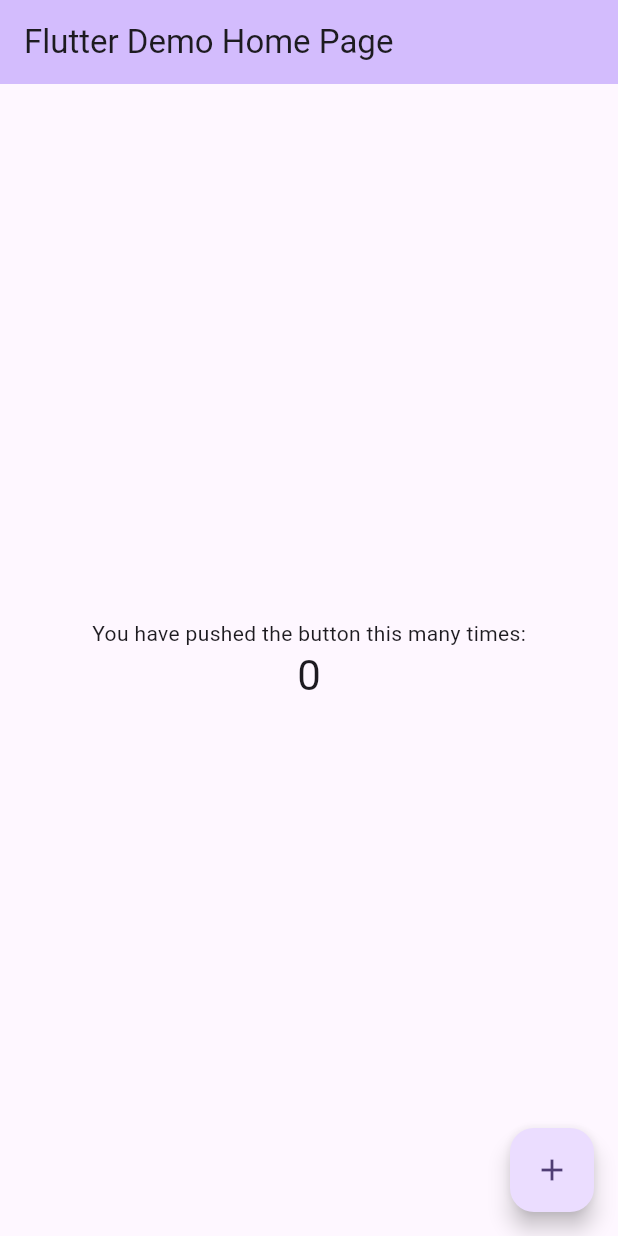
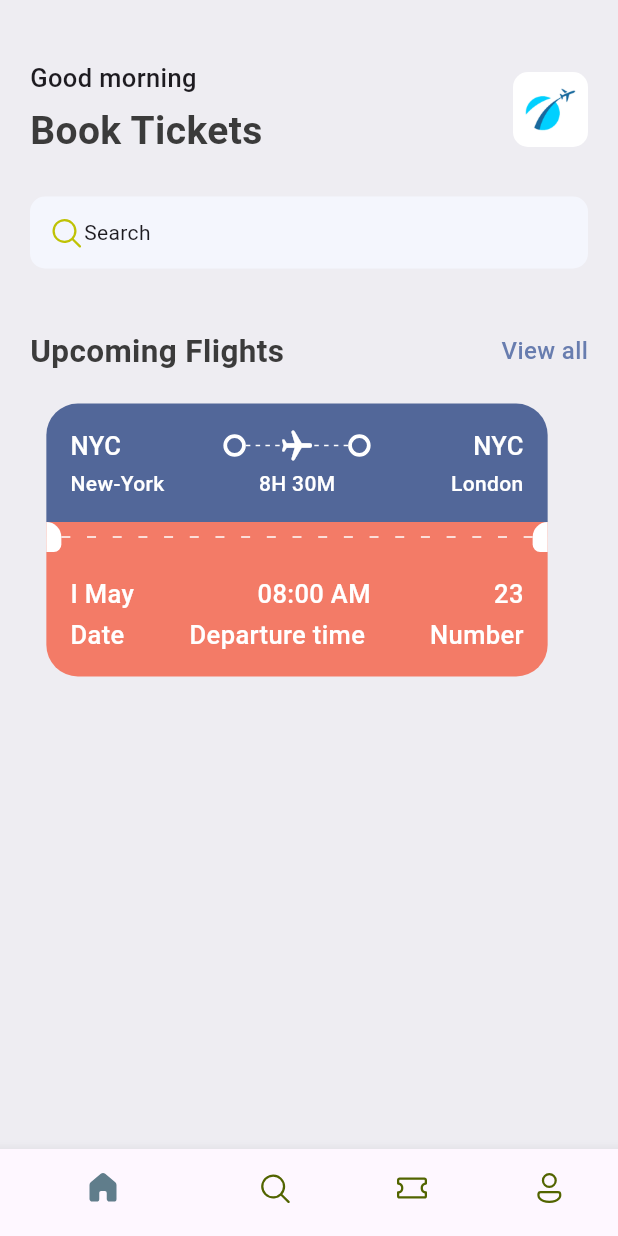
Before and after one commit to Juwurason/ticket_app, a Flutter app: the screen it shows after launch, on a phone screen of 412 x 824 dp. Run offline on Flutter 3.47's test engine with Material 3 defaults, Android fonts, the phone set to English and light mode, and no system bars; our stand-ins replace fluentui_icons.

Commit message:
new update

```diff
--- /dev/null
+++ b/lib/bse/bottom_nav_bar.dart
@@ -0,0 +1,64 @@
+import 'package:fluentui_icons/fluentui_icons.dart';
+import 'package:flutter/cupertino.dart';
+import 'package:flutter/material.dart';
+import 'package:mobile_app/screens/home_screen.dart';
+
+class BottomNavBar extends StatefulWidget {
+  const BottomNavBar({super.key});
+
+  @override
+  State<BottomNavBar> createState() => _BottomNavBarState();
+}
+
+class _BottomNavBarState extends State<BottomNavBar> {
+  //list is iterated using index
+
+  final appScreen = [
+    const HomeScreen(),
+    const Center(child: Text("Search")),
+    const Center(child: Text("Tickets")),
+    const Center(child: Text("Profile")),
+  ];
+
+  //change index for bottomNaveBar
+  int _selectedIndex = 0;
+  void _onItemTapped(int index){
+    setState(() {
+      _selectedIndex = index;
+    });
+
+  }
+
+  @override
+  Widget build(BuildContext context) {
+    return Scaffold(
+
+      body: appScreen[_selectedIndex],
+      bottomNavigationBar: BottomNavigationBar(
+        currentIndex: _selectedIndex,
+        onTap: _onItemTapped,
+        selectedItemColor: Colors.blueGrey,
+        unselectedItemColor: const Color(0xFF526400),
+        showSelectedLabels: false,
+        items: const [
+          BottomNavigationBarItem(
+              icon: Icon(FluentSystemIcons.ic_fluent_home_regular),
+              activeIcon: Icon(FluentSystemIcons.ic_fluent_home_filled),
+              label: "Home"),
+          BottomNavigationBarItem(
+              icon: Icon(FluentSystemIcons.ic_fluent_search_regular),
+              activeIcon: Icon(FluentSystemIcons.ic_fluent_search_filled),
+              label: "Search"),
+          BottomNavigationBarItem(
+              icon: Icon(FluentSystemIcons.ic_fluent_ticket_regular),
+              activeIcon: Icon(FluentSystemIcons.ic_fluent_ticket_filled),
+              label: "Tickets"),
+          BottomNavigationBarItem(
+              icon: Icon(FluentSystemIcons.ic_fluent_person_regular),
+              activeIcon: Icon(FluentSystemIcons.ic_fluent_person_filled),
+              label: "Profile")
+        ],
+      ),
+    );
+  }
+}
--- /dev/null
+++ b/lib/bse/res/media.dart
@@ -0,0 +1,4 @@
+class AppMedia{
+  static const _baseImage = "assets/images";
+  static const logo = '$_baseImage/logo.png';
+}
--- /dev/null
+++ b/lib/bse/res/styles/app_styles.dart
@@ -0,0 +1,29 @@
+import 'package:flutter/material.dart';
+
+Color primary = const Color(0xFF687daf);
+
+class AppStyles {
+  static Color primaryColor = primary;
+  static Color bgColor = const Color(0xFFeeedf2);
+  static Color textColor = const Color(0xFF3b3b3b);
+  static Color ticketBlue = const Color(0xFF526799);
+  static TextStyle textStyle = TextStyle(fontSize: 16, color: textColor,
+  fontWeight: FontWeight.w500);
+  static Color ticketOrange = const Color(0xFFF37B67);
+
+  static TextStyle headLineStyle1 =
+      TextStyle(fontSize: 26, fontWeight: FontWeight.bold, color: textColor);
+  static TextStyle headLineStyle2 = TextStyle(
+    fontSize: 21,
+    fontWeight: FontWeight.bold,color: textColor
+  );
+  static TextStyle headLineStyle3 = const TextStyle(
+    fontSize: 17,
+    fontWeight: FontWeight.w500,
+  );
+  static TextStyle headLineStyle4 = const TextStyle(
+    fontSize: 14,
+    fontWeight: FontWeight.w500,
+  );
+
+}
--- /dev/null
+++ b/lib/bse/widgets/app_double_text.dart
@@ -0,0 +1,27 @@
+import 'package:flutter/cupertino.dart';
+import 'package:flutter/material.dart';
+import 'package:mobile_app/bse/res/styles/app_styles.dart';
+
+class AppDoubleText extends StatelessWidget {
+  const AppDoubleText({super.key, required this.bigTest, required this.smallTest});
+  final String bigTest;
+  final String smallTest;
+
+  @override
+  Widget build(BuildContext context) {
+    return Row(
+      mainAxisAlignment: MainAxisAlignment.spaceBetween,
+      children: [
+        Text(bigTest, style: AppStyles.headLineStyle2,),
+        InkWell(
+          onTap:(){
+
+          },
+          child: Text(smallTest, style: AppStyles.textStyle.copyWith(
+            color: AppStyles.primaryColor
+          )),
+        )
+      ],
+    );
+  }
+}
--- /dev/null
+++ b/lib/bse/widgets/app_layoutbuilder_widget.dart
@@ -0,0 +1,30 @@
+import 'package:flutter/cupertino.dart';
+import 'package:flutter/material.dart';
+
+class AppLayoutBuilderWidget extends StatelessWidget {
+  final int randomDivider;
+  final double width;
+  const AppLayoutBuilderWidget(
+      {super.key, required this.randomDivider, this.width = 3});
+
+  @override
+  Widget build(BuildContext context) {
+    return LayoutBuilder(
+        builder: (BuildContext context, BoxConstraints constraints) {
+      return Flex(
+        mainAxisAlignment: MainAxisAlignment.spaceBetween,
+        direction: Axis.horizontal,
+        children: List.generate(
+            (constraints.constrainWidth() / randomDivider).floor(),
+            (index) => SizedBox(
+                  width: width,
+                  height: 1,
+                  child: const DecoratedBox(
+                      decoration: BoxDecoration(
+                    color: Colors.white,
+                  )),
+                )),
+      );
+    });
+  }
+}
--- /dev/null
+++ b/lib/bse/widgets/big.circle.dart
@@ -0,0 +1,27 @@
+import 'package:flutter/material.dart';
+
+class BigCircle extends StatelessWidget {
+  final bool isRight;
+  const BigCircle({super.key, required this.isRight});
+
+  @override
+  Widget build(BuildContext context) {
+    return  SizedBox(
+      height: 20,
+      width: 10,
+      child: DecoratedBox(
+          decoration: BoxDecoration(
+            color: Colors.white,
+            borderRadius: isRight==true?const BorderRadius.only(
+                topLeft: Radius.circular(20),
+                bottomLeft: Radius.circular(10)
+              ):
+            const BorderRadius.only(
+                topRight: Radius.circular(20),
+                bottomRight: Radius.circular(10)
+            )
+            )
+          ),
+    );
+  }
+}
--- /dev/null
+++ b/lib/bse/widgets/big_dot.dart
@@ -0,0 +1,16 @@
+import 'package:flutter/material.dart';
+
+class BigDot extends StatelessWidget {
+  const BigDot({super.key});
+
+  @override
+  Widget build(BuildContext context) {
+    return Container(
+      padding: const EdgeInsets.all(5),
+decoration: BoxDecoration(
+  border: Border.all(width: 2.5, color: Colors.white),
+  borderRadius: BorderRadius.circular(20)
+),
+    );
+  }
+}
--- /dev/null
+++ b/lib/bse/widgets/text_style_third.dart
@@ -0,0 +1,16 @@
+import 'package:flutter/material.dart';
+import 'package:mobile_app/bse/res/styles/app_styles.dart';
+
+class TextStyleThird extends StatelessWidget {
+  final String text;
+  const TextStyleThird({super.key, required this.text});
+
+  @override
+  Widget build(BuildContext context) {
+    return Text(
+      text,
+      style: AppStyles.headLineStyle3
+          .copyWith(color: Colors.white),
+    );
+  }
+}
--- /dev/null
+++ b/lib/bse/widgets/ticket_view.dart
@@ -0,0 +1,155 @@
+import 'package:flutter/cupertino.dart';
+import 'package:flutter/material.dart';
+import 'package:mobile_app/bse/res/styles/app_styles.dart';
+import 'package:mobile_app/bse/widgets/app_layoutbuilder_widget.dart';
+import 'package:mobile_app/bse/widgets/big.circle.dart';
+import 'package:mobile_app/bse/widgets/big_dot.dart';
+import 'package:mobile_app/bse/widgets/text_style_third.dart';
+
+class TicketView extends StatelessWidget {
+  const TicketView({super.key});
+
+  @override
+  Widget build(BuildContext context) {
+    final size= MediaQuery.of(context).size;
+    return  SizedBox(
+      width: size.width*0.85,
+      height: 189,
+      child: Container(
+        margin: const EdgeInsets.only(right: 16),
+        child: Column(
+          children: [
+            //blue part of the ticket
+            Container(
+              padding: const EdgeInsets.all(16),
+              decoration: BoxDecoration(
+                color: AppStyles.ticketBlue,
+                borderRadius: const BorderRadius.only(topLeft: Radius.circular(21),
+                    topRight: Radius.circular(21))
+              ),
+              child: Column(
+                children: [
+                  //show departure and destination with icons first line
+                  Row(
+                    children: [
+                      const TextStyleThird(text: "NYC",),
+                      Expanded(child: Container()),
+                      const BigDot(),
+                      Expanded(
+                          child: Stack(
+                            children: [
+                       const SizedBox(
+                          height: 24,
+                          child: AppLayoutBuilderWidget(
+                            randomDivider: 6,
+                          )
+                        ),
+                        Center(
+                          child: Transform.rotate(
+                            angle: 1.57,
+                        child: const Icon(Icons.local_airport_rounded, color: Colors.white,)),)
+                      ],)),
+                      const BigDot(),
+                      Expanded(child: Container()),
+                      const TextStyleThird(text: "NYC",),
+                    ],
+                  ),
+                  const SizedBox(height: 3,),
+                  //show departure and destination names with time
+                  Row(
+                    children: [
+                      SizedBox(
+                        width: 100,
+                        child: Text(
+                          "New-York",
+                          style: AppStyles.headLineStyle4
+                              .copyWith(color: Colors.white),
+                        ),
+                      ),
+                      Expanded(child: Container()),
+                      Text(
+                        "8H 30M",
+                        style: AppStyles.headLineStyle4.copyWith(color: Colors.white),
+                      ),
+                      Expanded(child: Container()),
+                      SizedBox(
+                        width: 100,
+                        child: Text(
+                          "London",
+                          textAlign: TextAlign.end,
+                          style: AppStyles.headLineStyle4.copyWith(color: Colors.white),
+                        ),
+                      )
+                    ],
+                  )
+                ],
+              ),
+            ),
+            //circles and dots
+            Container(
+
+              color: AppStyles.ticketOrange,
+              child: const Row(
+                children: [
+                  BigCircle(isRight: false,),
+                  Expanded(child: AppLayoutBuilderWidget(randomDivider: 16,
+                  width: 6,)),
+                  BigCircle(isRight: true,)
+                ],
+              ),
+            ),
+            //orange part of the ticket
+            Container(
+              padding: const EdgeInsets.all(16),
+              decoration: BoxDecoration(
+                  color: AppStyles.ticketOrange,
+                  borderRadius: const BorderRadius.only(
+                      bottomLeft: Radius.circular(21),
+                      bottomRight: Radius.circular(21))
+              ),
+              child: Column(
+                children: [
+                  //show departure and destination with icons first line
+                  Row(
+                    children: [
+                      Text(
+                        "I May", style: AppStyles.headLineStyle3.copyWith(color: Colors.white),
+                      ),
+                      Expanded(child: Container()),
+                      Text(
+                        "08:00 AM", style: AppStyles.headLineStyle3
+                          .copyWith(color: Colors.white),
+                      ),
+                      Expanded(child: Container()),
+                      Text(
+                        "23", style: AppStyles.headLineStyle3.copyWith(color: Colors.white),
+                      )
+                    ],
+                  ),
+                  const SizedBox(height: 3,),
+                  //show departure and destination names with time
+                  Row(
+                    children: [
+                      Text(
+                        "Date", style: AppStyles.headLineStyle3.copyWith(color: Colors.white),
+                      ),
+                      Expanded(child: Container()),
+                      Text(
+                        "Departure time",
+                        style: AppStyles.headLineStyle3.copyWith(color: Colors.white),
+                      ),
+                      Expanded(child: Container()),
+                      Text(
+                        "Number", style: AppStyles.headLineStyle3.copyWith(color: Colors.white),
+                      )
+                    ],
+                  )
+                ],
+              ),
+            ),
+          ],
+        ),
+      )
+    );
+  }
+}
--- a/lib/main.dart
+++ b/lib/main.dart
@@ -1,125 +1,22 @@
 import 'package:flutter/material.dart';
+import 'package:mobile_app/bse/bottom_nav_bar.dart';
 
 void main() {
   runApp(const MyApp());
+  // ?:
+
 }
+
+
 
 class MyApp extends StatelessWidget {
   const MyApp({super.key});
 
-  // This widget is the root of your application.
   @override
   Widget build(BuildContext context) {
-    return MaterialApp(
-      title: 'Flutter Demo',
-      theme: ThemeData(
-        // This is the theme of your application.
-        //
-        // TRY THIS: Try running your application with "flutter run". You'll see
-        // the application has a purple toolbar. Then, without quitting the app,
-        // try changing the seedColor in the colorScheme below to Colors.green
-        // and then invoke "hot reload" (save your changes or press the "hot
-        // reload" button in a Flutter-supported IDE, or press "r" if you used
-        // the command line to start the app).
-        //
-        // Notice that the counter didn't reset back to zero; the application
-        // state is not lost during the reload. To reset the state, use hot
-        // restart instead.
-        //
-        // This works for code too, not just values: Most code changes can be
-        // tested with just a hot reload.
-        colorScheme: ColorScheme.fromSeed(seedColor: Colors.deepPurple),
-        useMaterial3: true,
-      ),
-      home: const MyHomePage(title: 'Flutter Demo Home Page'),
+    return const MaterialApp(
+      debugShowCheckedModeBanner: false,
+      home: BottomNavBar(),
     );
   }
 }
-
-class MyHomePage extends StatefulWidget {
-  const MyHomePage({super.key, required this.title});
-
-  // This widget is the home page of your application. It is stateful, meaning
-  // that it has a State object (defined below) that contains fields that affect
-  // how it looks.
-
-  // This class is the configuration for the state. It holds the values (in this
-  // case the title) provided by the parent (in this case the App widget) and
-  // used by the build method of the State. Fields in a Widget subclass are
-  // always marked "final".
-
-  final String title;
-
-  @override
-  State<MyHomePage> createState() => _MyHomePageState();
-}
-
-class _MyHomePageState extends State<MyHomePage> {
-  int _counter = 0;
-
-  void _incrementCounter() {
-    setState(() {
-      // This call to setState tells the Flutter framework that something has
-      // changed in this State, which causes it to rerun the build method below
-      // so that the display can reflect the updated values. If we changed
-      // _counter without calling setState(), then the build method would not be
-      // called again, and so nothing would appear to happen.
-      _counter++;
-    });
-  }
-
-  @override
-  Widget build(BuildContext context) {
-    // This method is rerun every time setState is called, for instance as done
-    // by the _incrementCounter method above.
-    //
-    // The Flutter framework has been optimized to make rerunning build methods
-    // fast, so that you can just rebuild anything that needs updating rather
-    // than having to individually change instances of widgets.
-    return Scaffold(
-      appBar: AppBar(
-        // TRY THIS: Try changing the color here to a specific color (to
-        // Colors.amber, perhaps?) and trigger a hot reload to see the AppBar
-        // change color while the other colors stay the same.
-        backgroundColor: Theme.of(context).colorScheme.inversePrimary,
-        // Here we take the value from the MyHomePage object that was created by
-        // the App.build method, and use it to set our appbar title.
-        title: Text(widget.title),
-      ),
-      body: Center(
-        // Center is a layout widget. It takes a single child and positions it
-        // in the middle of the parent.
-        child: Column(
-          // Column is also a layout widget. It takes a list of children and
-          // arranges them vertically. By default, it sizes itself to fit its
-          // children horizontally, and tries to be as tall as its parent.
-          //
-          // Column has various properties to control how it sizes itself and
-          // how it positions its children. Here we use mainAxisAlignment to
-          // center the children vertically; the main axis here is the vertical
-          // axis because Columns are vertical (the cross axis would be
-          // horizontal).
-          //
-          // TRY THIS: Invoke "debug painting" (choose the "Toggle Debug Paint"
-          // action in the IDE, or press "p" in the console), to see the
-          // wireframe for each widget.
-          mainAxisAlignment: MainAxisAlignment.center,
-          children: <Widget>[
-            const Text(
-              'You have pushed the button this many times:',
-            ),
-            Text(
-              '$_counter',
-              style: Theme.of(context).textTheme.headlineMedium,
-            ),
-          ],
-        ),
-      ),
-      floatingActionButton: FloatingActionButton(
-        onPressed: _incrementCounter,
-        tooltip: 'Increment',
-        child: const Icon(Icons.add),
-      ), // This trailing comma makes auto-formatting nicer for build methods.
-    );
-  }
-}
--- /dev/null
+++ b/lib/screens/home_screen.dart
@@ -0,0 +1,78 @@
+import 'package:fluentui_icons/fluentui_icons.dart';
+import 'package:flutter/cupertino.dart';
+import 'package:flutter/material.dart';
+import 'package:mobile_app/bse/res/styles/app_styles.dart';
+import 'package:mobile_app/bse/widgets/app_double_text.dart';
+import 'package:mobile_app/bse/widgets/ticket_view.dart';
+
+import '../bse/res/media.dart';
+
+class HomeScreen extends StatefulWidget {
+  const HomeScreen({super.key});
+
+  @override
+  State<HomeScreen> createState() => _HomeScreenState();
+}
+
+class _HomeScreenState extends State<HomeScreen> {
+  @override
+  Widget build(BuildContext context) {
+
+    return Scaffold(
+     backgroundColor: AppStyles.bgColor,
+      body:ListView(
+        children: [
+          const SizedBox(height: 40,),
+          Container(
+            padding: const EdgeInsets.symmetric(horizontal: 20),
+            child: Column(
+              children: [
+                Row(
+                  mainAxisAlignment: MainAxisAlignment.spaceBetween,
+                  children: [
+                    Column(
+                      crossAxisAlignment: CrossAxisAlignment.start,
+                      children: [
+                        Text("Good morning", style: AppStyles.headLineStyle3,),
+                        const SizedBox(height: 5,),
+                        Text("Book Tickets",  style: AppStyles.headLineStyle1,)
+                      ],
+                    ),
+                    Container(
+                      width: 50,
+                      height: 50,
+                      decoration: BoxDecoration(
+                        borderRadius: BorderRadius.circular(10),
+                       image: const DecorationImage(image: AssetImage(AppMedia.logo))
+                      ),
+                    )
+                  ],
+                ),
+                const SizedBox(height: 25),
+                Container(
+                  padding: const EdgeInsets.symmetric(horizontal: 12, vertical: 12),
+                  decoration: BoxDecoration(
+                      borderRadius: BorderRadius.circular(10),
+                      color: const Color(0xFFF4F6FD),
+                  ),
+                  child: const Row(
+                    // mainAxisAlignment:  MainAxisAlignment.spaceBetween,
+                    children: [
+                      Icon(FluentSystemIcons.ic_fluent_search_regular, color: Color(0xFFBFC205),),
+                  Text("Search"),
+                    ],
+                  ),
+                ),
+                const SizedBox(height: 40),
+                const AppDoubleText(bigTest: 'Upcoming Flights', smallTest: 'View all'),
+                const SizedBox(height: 20),
+                const TicketView()
+              ],
+            ),
+          ),
+
+        ],
+      ),
+    );
+  }
+}
--- a/pubspec.yaml
+++ b/pubspec.yaml
@@ -35,6 +35,7 @@ dependencies:
   # The following adds the Cupertino Icons font to your application.
   # Use with the CupertinoIcons class for iOS style icons.
   cupertino_icons: ^1.0.8
+  fluentui_icons: ^1.0.0
 
 dev_dependencies:
   flutter_test:
@@ -59,8 +60,8 @@ flutter:
   uses-material-design: true
 
   # To add assets to your application, add an assets section, like this:
-  # assets:
-  #   - images/a_dot_burr.jpeg
+  assets:
+    - assets/images/
   #   - images/a_dot_ham.jpeg
 
   # An image asset can refer to one or more resolution-specific "variants", see
```
Also changed, not shown: assets/images/city_view.png (added), assets/images/hotel_room.png (added), assets/images/logo.png (added), assets/images/plane_sit.jpg (added), assets/images/pool_view.png (added), assets/images/visa_card.png (added), pubspec.lock.
